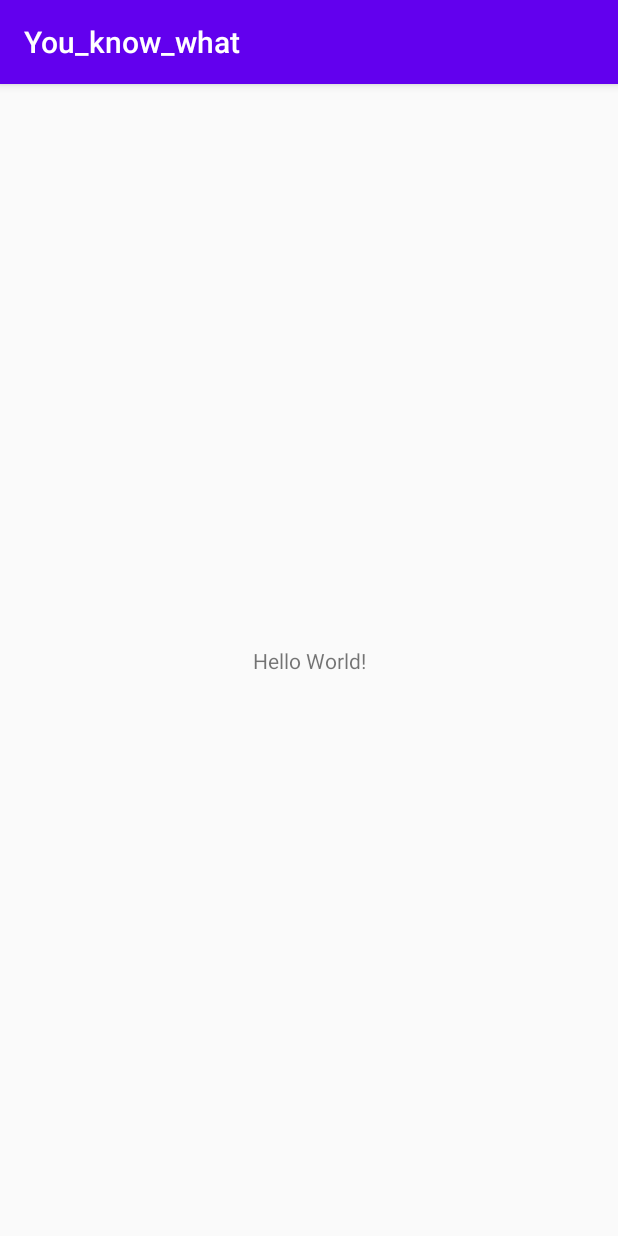
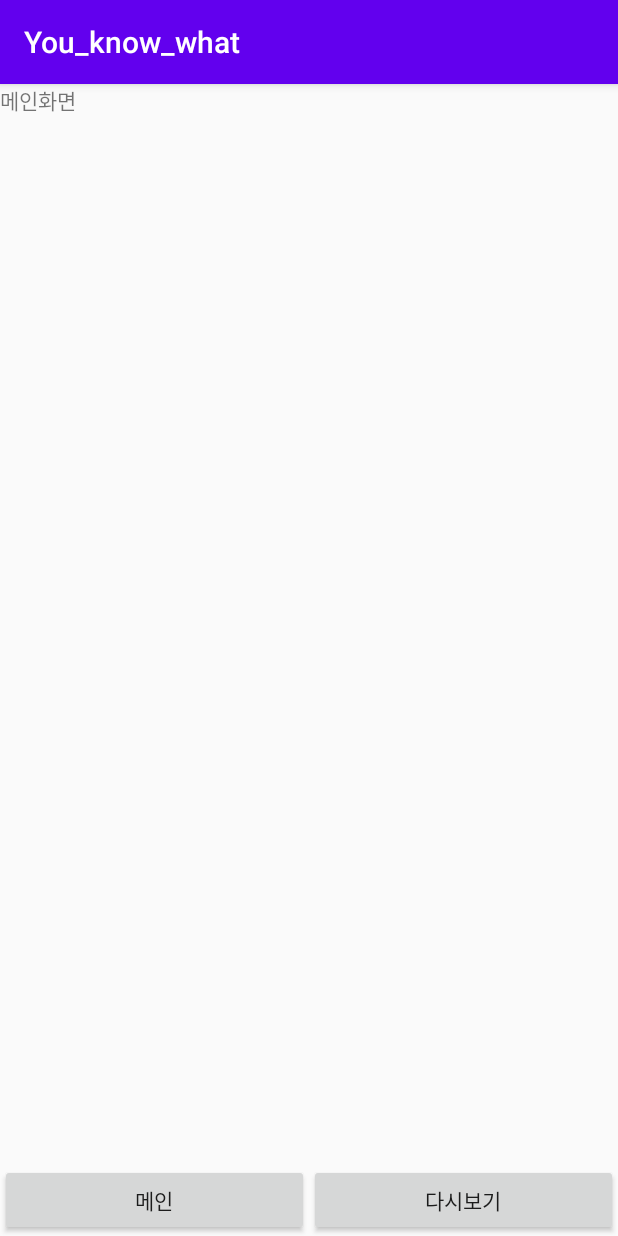
Before and after one commit to Ldoun/you_know_what, an Android app: the screen it shows after launch (MainActivity), on a phone screen of 412 x 824 dp. Run offline under Robolectric (Android 15) with nearby library versions, the light colour scheme and no system bars.

Commit message:
[CREATE] Activity

```diff
--- a/android/app/src/main/AndroidManifest.xml
+++ b/android/app/src/main/AndroidManifest.xml
@@ -9,13 +9,17 @@
         android:roundIcon="@mipmap/ic_launcher_round"
         android:supportsRtl="true"
         android:theme="@style/AppTheme">
-        <activity android:name=".MainActivity">
+        <activity android:name=".FragmentReview"></activity>
+        <activity android:name=".FragmentMain"></activity>
+        <activity android:name=".LoadingClass">
             <intent-filter>
                 <action android:name="android.intent.action.MAIN" />
 
                 <category android:name="android.intent.category.LAUNCHER" />
             </intent-filter>
         </activity>
+        <activity android:name=".MainActivity" />
+        <activity android:name=".LoginActivity" />
     </application>
 
 </manifest>
--- /dev/null
+++ b/android/app/src/main/java/com/example/you_know_what/FragmentMain.java
@@ -0,0 +1,21 @@
+package com.example.you_know_what;
+
+import androidx.annotation.Nullable;
+import androidx.appcompat.app.AppCompatActivity;
+import androidx.fragment.app.Fragment;
+
+import android.os.Bundle;
+import android.view.LayoutInflater;
+import android.view.View;
+import android.view.ViewGroup;
+
+public class FragmentMain extends Fragment {
+    View view;
+    @Nullable
+    @Override
+    public View onCreateView(LayoutInflater inflater, @Nullable ViewGroup container, Bundle savedInstanceState){
+        view = inflater.inflate(R.layout.fragment_main,container,false);
+
+        return view;
+    }
+}
--- /dev/null
+++ b/android/app/src/main/java/com/example/you_know_what/FragmentReview.java
@@ -0,0 +1,22 @@
+package com.example.you_know_what;
+
+import androidx.annotation.Nullable;
+import androidx.appcompat.app.AppCompatActivity;
+import androidx.fragment.app.Fragment;
+
+import android.os.Bundle;
+import android.view.LayoutInflater;
+import android.view.View;
+import android.view.ViewGroup;
+
+public class FragmentReview extends Fragment {
+
+    View view;
+    @Nullable
+    @Override
+    public View onCreateView(LayoutInflater inflater, @Nullable ViewGroup container, Bundle savedInstanceState){
+        view = inflater.inflate(R.layout.fragment_review,container,false);
+
+        return view;
+    }
+}
--- /dev/null
+++ b/android/app/src/main/java/com/example/you_know_what/LoadingClass.java
@@ -0,0 +1,42 @@
+package com.example.you_know_what;
+
+import android.app.Activity;
+import android.content.Intent;
+import android.os.Bundle;
+import android.os.Handler;
+import android.view.animation.AccelerateInterpolator;
+import android.view.animation.AlphaAnimation;
+import android.view.animation.Animation;
+import android.view.animation.AnimationSet;
+import android.view.animation.AnimationUtils;
+import android.widget.ImageView;
+
+import androidx.annotation.Nullable;
+
+public class LoadingClass extends Activity {
+
+    ImageView imageView;
+
+    @Override
+    protected void onCreate(@Nullable Bundle savedInstanceState) {
+        super.onCreate(savedInstanceState);
+        setContentView(R.layout.lodingclass);
+
+        imageView = findViewById(R.id.imageView);
+
+        Animation appear;
+        appear = AnimationUtils.loadAnimation(this, R.anim.translate);
+        imageView.setAnimation(appear);
+
+
+        Handler handler = new Handler();
+        handler.postDelayed(new Runnable() {
+            @Override
+            public void run() {
+                Intent intent = new Intent(getBaseContext(), MainActivity.class);
+                startActivity(intent);
+                finish();
+            }
+        }, 5000);
+    }
+}
--- a/android/app/src/main/java/com/example/you_know_what/MainActivity.java
+++ b/android/app/src/main/java/com/example/you_know_what/MainActivity.java
@@ -1,14 +1,63 @@
 package com.example.you_know_what;
 
 import androidx.appcompat.app.AppCompatActivity;
+import androidx.fragment.app.FragmentManager;
+import androidx.fragment.app.FragmentTransaction;
 
 import android.os.Bundle;
+import android.view.View;
+import android.widget.Button;
 
-public class MainActivity extends AppCompatActivity {
+public class MainActivity extends AppCompatActivity implements View.OnClickListener{
+
+    Button btnMain, btnReview;
+    FragmentManager fm;
+    FragmentTransaction tran;
+    FragmentMain frag1;
+    FragmentReview frag2;
 
     @Override
     protected void onCreate(Bundle savedInstanceState) {
         super.onCreate(savedInstanceState);
         setContentView(R.layout.activity_main);
+
+        btnMain = findViewById(R.id.btnMain);
+        btnReview = findViewById(R.id.btnReview);
+
+        btnReview.setOnClickListener(this);
+        btnMain.setOnClickListener(this);
+
+        frag1 = new FragmentMain();
+        frag2 = new FragmentReview();
+        setFrag(0);
+
+    }
+
+    @Override
+    public void onClick(View view) {
+        switch (view.getId()){
+            case R.id.btnMain:
+                setFrag(0);
+                break;
+            case R.id.btnReview:
+                setFrag(1);
+                break;
+        }
+    }
+
+    private void setFrag(int n) {
+        fm = getSupportFragmentManager();
+        tran = fm.beginTransaction();
+
+        switch (n){
+            case 0:
+                tran.replace(R.id.main_frame, frag1);
+                tran.commit();
+                break;
+            case 1:
+                tran.replace(R.id.main_frame, frag2);
+                tran.commit();
+                break;
+        }
     }
 }
--- /dev/null
+++ b/android/app/src/main/res/anim/fadein.xml
@@ -0,0 +1,6 @@
+<?xml version="1.0" encoding="utf-8"?>
+<alpha xmlns:android="http://schemas.android.com/apk/res/android"
+    android:interpolator="@android:anim/accelerate_interpolator"
+    android:fromAlpha="0.0"
+    android:toAlpha="1.0"
+    android:duration="2000" />
--- /dev/null
+++ b/android/app/src/main/res/anim/translate.xml
@@ -0,0 +1,52 @@
+<?xml version="1.0" encoding="utf-8"?>
+<set xmlns:android="http://schemas.android.com/apk/res/android"
+    android:interpolator="@android:anim/accelerate_interpolator">
+    <translate android:fromYDelta="100%p"
+        android:toYDelta="0"
+        android:duration="1000" />
+    <alpha android:interpolator="@android:anim/accelerate_interpolator"
+        android:fromAlpha="0.0"
+        android:toAlpha="1.0"
+        android:duration="1000"  />
+    <!--
+    <rotate android:fromDegrees="0"
+        android:toDegrees="90"
+        android:fillAfter="true"
+        android:startOffset="800"
+        android:duration="1000" />
+    -->
+    <scale
+        android:interpolator="@android:anim/accelerate_decelerate_interpolator"
+        android:fromXScale="1.0"
+        android:toXScale="1.4"
+        android:fromYScale="1.0"
+        android:toYScale="0.6"
+        android:pivotX="50%"
+        android:pivotY="50%"
+        android:fillAfter="false"
+        android:duration="1000"  />
+
+    <set android:interpolator="@android:anim/decelerate_interpolator">
+        <scale
+            android:fromYScale="0.6"
+            android:toYScale="0.0"
+            android:fromXScale="1.4"
+            android:toXScale="0.0"
+            android:pivotY="50%"
+            android:pivotX="50%"
+            android:startOffset="2000"
+            android:duration="400"
+            android:fillBefore="false"  />
+        <!--
+        <rotate
+            android:fromDegrees="0"
+            android:toDegrees="-45"
+            android:toYScale="0.0"
+            android:pivotX="50%"
+            android:pivotY="50%"
+            android:startOffset="2000"
+            android:duration="400"  />
+        -->
+    </set>
+
+</set>
--- a/android/app/src/main/res/layout/activity_main.xml
+++ b/android/app/src/main/res/layout/activity_main.xml
@@ -6,13 +6,38 @@
     android:layout_height="match_parent"
     tools:context=".MainActivity">
 
-    <TextView
-        android:layout_width="wrap_content"
+    <LinearLayout
+        android:id="@+id/linearLayout"
+        android:layout_width="0dp"
         android:layout_height="wrap_content"
-        android:text="Hello World!"
+        android:orientation="horizontal"
         app:layout_constraintBottom_toBottomOf="parent"
-        app:layout_constraintLeft_toLeftOf="parent"
-        app:layout_constraintRight_toRightOf="parent"
-        app:layout_constraintTop_toTopOf="parent" />
+        app:layout_constraintEnd_toEndOf="parent"
+        app:layout_constraintStart_toStartOf="parent">
 
+        <Button
+            android:id="@+id/btnMain"
+            android:layout_width="wrap_content"
+            android:layout_height="wrap_content"
+            android:layout_weight="1"
+            android:text="메인" />
+
+        <Button
+            android:id="@+id/btnReview"
+            android:layout_width="wrap_content"
+            android:layout_height="wrap_content"
+            android:layout_weight="1"
+            android:text="다시보기" />
+    </LinearLayout>
+
+    <FrameLayout
+        android:id="@+id/main_frame"
+        android:layout_width="0dp"
+        android:layout_height="0dp"
+        app:layout_constraintBottom_toTopOf="@+id/linearLayout"
+        app:layout_constraintEnd_toEndOf="parent"
+        app:layout_constraintStart_toStartOf="parent"
+        app:layout_constraintTop_toTopOf="parent">
+
+    </FrameLayout>
 </androidx.constraintlayout.widget.ConstraintLayout>
--- /dev/null
+++ b/android/app/src/main/res/layout/fragment_main.xml
@@ -0,0 +1,17 @@
+<?xml version="1.0" encoding="utf-8"?>
+<androidx.constraintlayout.widget.ConstraintLayout
+    xmlns:android="http://schemas.android.com/apk/res/android"
+    xmlns:tools="http://schemas.android.com/tools"
+    xmlns:app="http://schemas.android.com/apk/res-auto"
+    android:layout_width="match_parent"
+    android:layout_height="match_parent"
+    tools:context=".FragmentMain">
+
+  <TextView
+      android:id="@+id/textView"
+      android:layout_width="wrap_content"
+      android:layout_height="wrap_content"
+      android:text="메인화면"
+      app:layout_constraintTop_toTopOf="parent"
+      tools:layout_editor_absoluteX="149dp" />
+</androidx.constraintlayout.widget.ConstraintLayout>
```
Also changed, not shown: android/app/src/main/java/com/example/you_know_what/LoginActivity.java (added, +14 -0 lines), android/app/src/main/res/layout/activity_login.xml (added, +9 -0 lines), android/app/src/main/res/layout/fragment_review.xml (added, +17 -0 lines), android/app/src/main/res/layout/lodingclass.xml (added, +19 -0 lines), android/app/src/main/res/drawable/logo.png (added).
